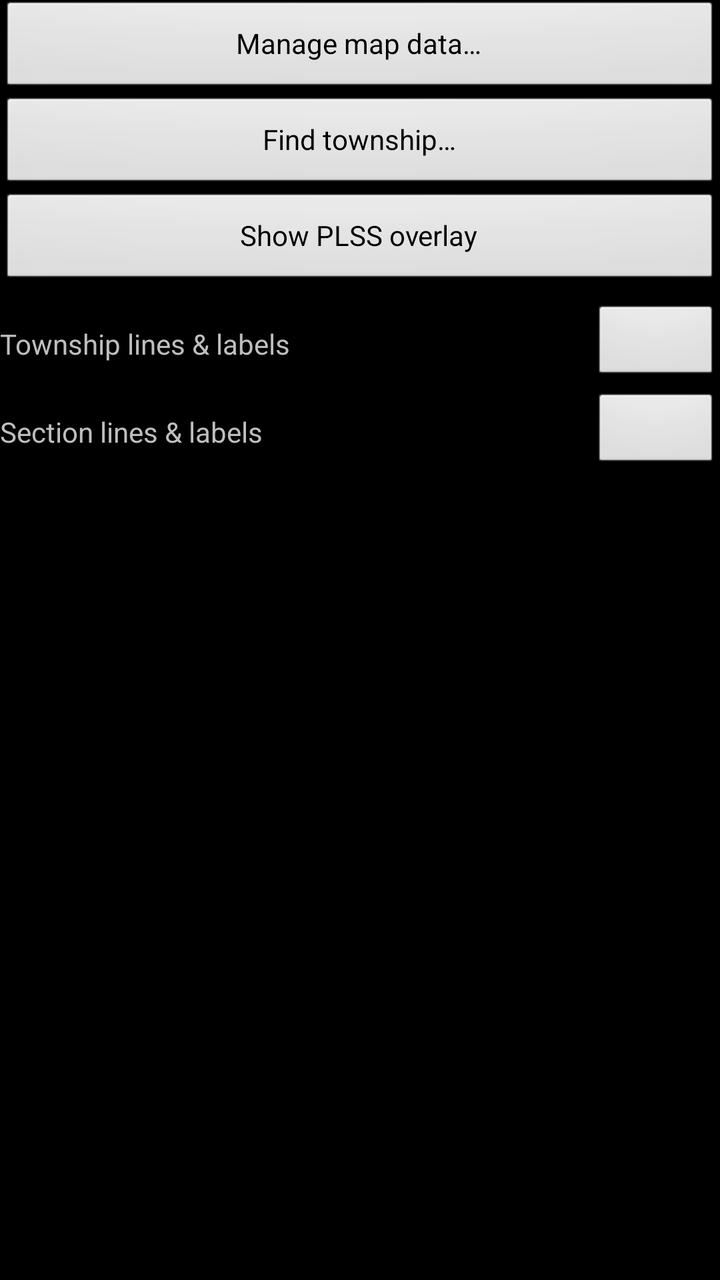
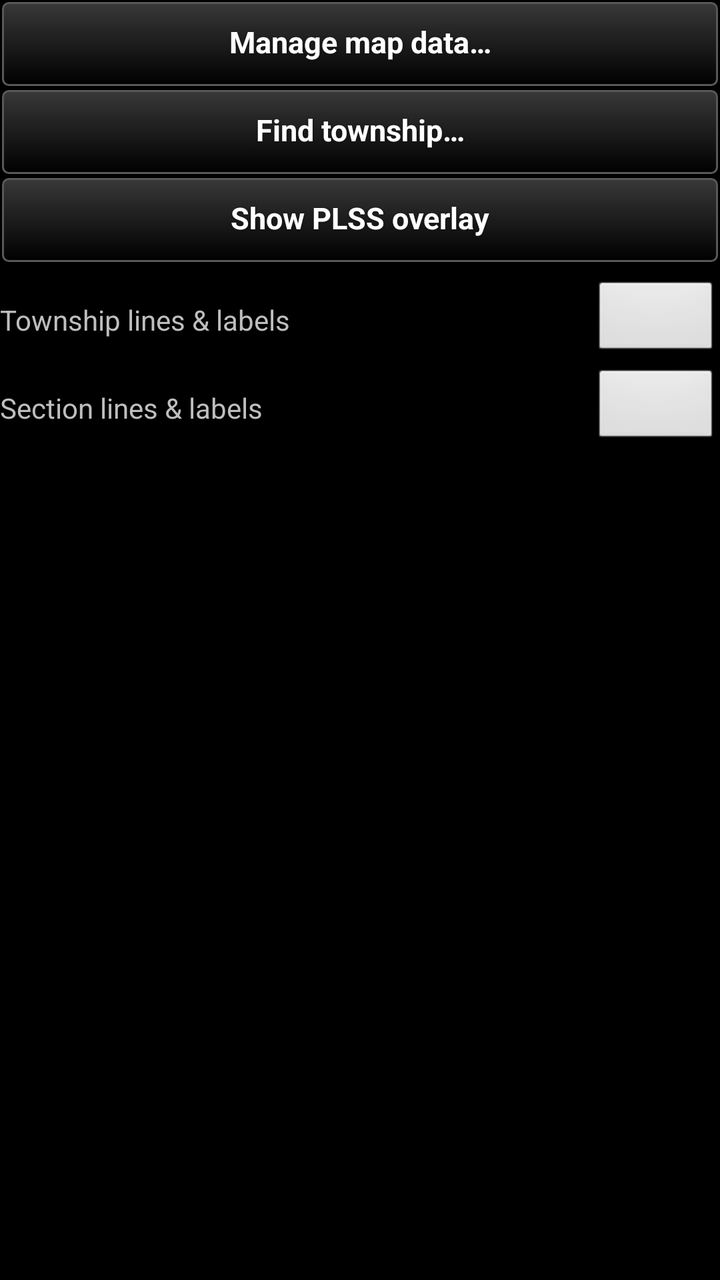

Screens rendered from an Android XML layout before and after an edit, with the pre-edit source and the edit as a unified diff.
<!-- AndroidManifest.xml: application theme AppTheme -->
<!-- res/layout/main_layout.xml -->
<?xml version="1.0" encoding="utf-8"?>
<ScrollView xmlns:android="http://schemas.android.com/apk/res/android"
    android:layout_width="match_parent"
    android:layout_height="wrap_content"
    android:fadeScrollbars="false"
    android:layout_marginLeft="3dp"
    android:layout_marginRight="3dp">

    <LinearLayout
        android:layout_width="match_parent"
        android:layout_height="wrap_content"
        android:orientation="vertical" >

        <Button
            android:id="@+id/plss_manage"
            android:layout_width="match_parent"
            android:layout_height="wrap_content"
            android:text="@string/plss_manage_data" />

        <Button
            android:id="@+id/plss_find"
            android:layout_width="match_parent"
            android:layout_height="wrap_content"
            android:text="@string/plss_find" />

        <Button
            android:id="@+id/plss_toggle"
            android:layout_width="match_parent"
            android:layout_height="wrap_content"
            android:text="@string/plss_show" />

        <LinearLayout
            android:layout_width="match_parent"
            android:layout_height="wrap_content"
            android:orientation="horizontal"
            android:gravity="center_vertical"
            android:paddingTop="8dp" >

            <TextView
                android:layout_width="0dp"
                android:layout_weight="1"
                android:layout_height="wrap_content"
                android:text="@string/plss_township_color" />

            <Button
                android:id="@+id/plss_township_color"
                android:layout_width="64dp"
                android:layout_height="40dp" />

        </LinearLayout>

        <LinearLayout
            android:layout_width="match_parent"
            android:layout_height="wrap_content"
            android:orientation="horizontal"
            android:gravity="center_vertical"
            android:paddingTop="4dp" >

            <TextView
                android:layout_width="0dp"
                android:layout_weight="1"
                android:layout_height="wrap_content"
                android:text="@string/plss_section_color" />

            <Button
                android:id="@+id/plss_section_color"
                android:layout_width="64dp"
                android:layout_height="40dp" />

        </LinearLayout>

    </LinearLayout>
</ScrollView>
<!-- resources referenced by this layout -->
<resources>
  <string name="plss_find">Find township…</string>
  <string name="plss_manage_data">Manage map data…</string>
  <string name="plss_show">Show PLSS overlay</string>
  <!-- unchanged entries left out for length: 6 -->
</resources>

<!-- the commit's change to res/layout/main_layout.xml (unified diff, before → after) -->
@@ -12,18 +12,21 @@
         android:orientation="vertical" >
 
         <Button
+            style="@style/TakwerxButton"
             android:id="@+id/plss_manage"
             android:layout_width="match_parent"
             android:layout_height="wrap_content"
             android:text="@string/plss_manage_data" />
 
         <Button
+            style="@style/TakwerxButton"
             android:id="@+id/plss_find"
             android:layout_width="match_parent"
             android:layout_height="wrap_content"
             android:text="@string/plss_find" />
 
         <Button
+            style="@style/TakwerxButton"
             android:id="@+id/plss_toggle"
             android:layout_width="match_parent"
             android:layout_height="wrap_content"
<!-- resource entries referenced after the edit -->
@@ -3,6 +3,97 @@
   <string name="plss_find">Find township…</string>
   <string name="plss_manage_data">Manage map data…</string>
   <string name="plss_show">Show PLSS overlay</string>
+  <style name="TakwerxButton" parent="@style/darkButton">
+          <item name="android:paddingLeft">12dp</item>
+          <item name="android:paddingRight">12dp</item>
+          <item name="android:paddingTop">6dp</item>
+          <item name="android:paddingBottom">8dp</item>
+          <item name="android:minHeight">44dp</item>
+          <item name="android:minWidth">0dp</item>
+          <item name="android:textSize">15sp</item>
+          <item name="android:singleLine">true</item>
+          <item name="android:ellipsize">end</item>
+      </style>
+  <style name="darkButton" parent="@android:style/Widget.Button">
+          <item name="android:background">@drawable/btn_gray</item>
+          <item name="android:shadowColor">@color/darker_gray</item>
+          <item name="android:shadowDy">1</item>
+          <item name="android:shadowRadius">2</item>
+          <item name="android:textColor">@color/white</item>
+          <item name="android:textStyle">bold</item>
+          <item name="android:paddingTop">0dp</item>
+          <item name="android:paddingBottom">3dp</item>
+          <item name="android:textSize">@dimen/fontSize</item>
+      </style>
+  <!-- drawable btn_gray (drawable) -->
+  <?xml version="1.0" encoding="utf-8"?>
+  <selector xmlns:android="http://schemas.android.com/apk/res/android">
+      <item
+          android:state_enabled="true"
+          android:state_pressed="true"
+          android:drawable="@drawable/new_dark_button_selected" />
+      <item
+          android:state_enabled="true"
+          android:state_selected="true"
+          android:drawable="@drawable/new_dark_button_selected" />
+      <item 
+          android:state_enabled="true"
+          android:state_checked="true" 
+          android:drawable="@drawable/new_dark_button_selected"  />
+      <item
+          android:state_enabled="false"
+          android:drawable="@drawable/new_dark_button_disabled" />
+      <item
+          android:drawable="@drawable/new_dark_button_bg" />
+  </selector>
+  <color name="darker_gray">#121212</color>
+  <color name="white">#ffffff</color>
+  <dimen name="fontSize">14sp</dimen>
+  <!-- drawable new_dark_button_selected (drawable) -->
+  <?xml version="1.0" encoding="utf-8"?>
+  <layer-list xmlns:android="http://schemas.android.com/apk/res/android">
+      <item android:bottom="1dp" android:right="1dp" android:left="1dp" android:top="1dp">
+          <shape android:shape="rectangle">
+              <corners android:radius="3dp" />
+              <stroke
+                  android:width="1dp"
+                  android:color="#17b219" />
+              <gradient
+                  android:startColor="#000000"
+                  android:endColor="#383838"
+                  android:angle="90"/>
+          </shape>
+      </item>
+  </layer-list>
+  <!-- drawable new_dark_button_disabled (drawable) -->
+  <?xml version="1.0" encoding="utf-8"?>
+  <layer-list xmlns:android="http://schemas.android.com/apk/res/android">
+      <item android:bottom="1dp" android:right="1dp" android:left="1dp" android:top="1dp">
+          <shape android:shape="rectangle">
+              <corners android:radius="3dp" />
+              <stroke
+                  android:width="1dp"
+                  android:color="#484848" />
+              <solid android:color="#484848" />
+          </shape>
+      </item>
+  </layer-list>
+  <!-- drawable new_dark_button_bg (drawable) -->
+  <?xml version="1.0" encoding="utf-8"?>
+  <layer-list xmlns:android="http://schemas.android.com/apk/res/android">
+      <item android:bottom="1dp" android:right="1dp" android:left="1dp" android:top="1dp">
+          <shape android:shape="rectangle">
+              <corners android:radius="3dp" />
+              <stroke
+                  android:width="1dp"
+                  android:color="#585858" />
+              <gradient
+                  android:startColor="#000000"
+                  android:endColor="#383838"
+                  android:angle="90"/>
+          </shape>
+      </item>
+  </layer-list>
   <!-- unchanged entries left out for length: 6 -->
 </resources>
 
